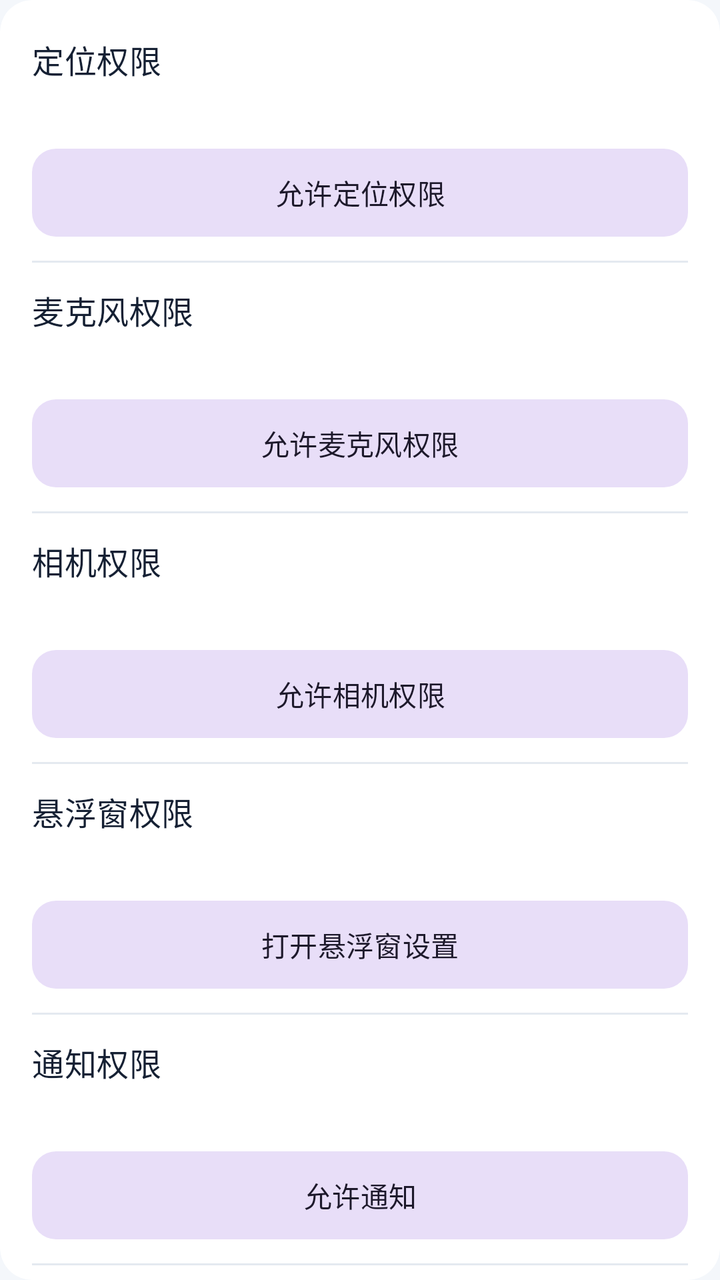
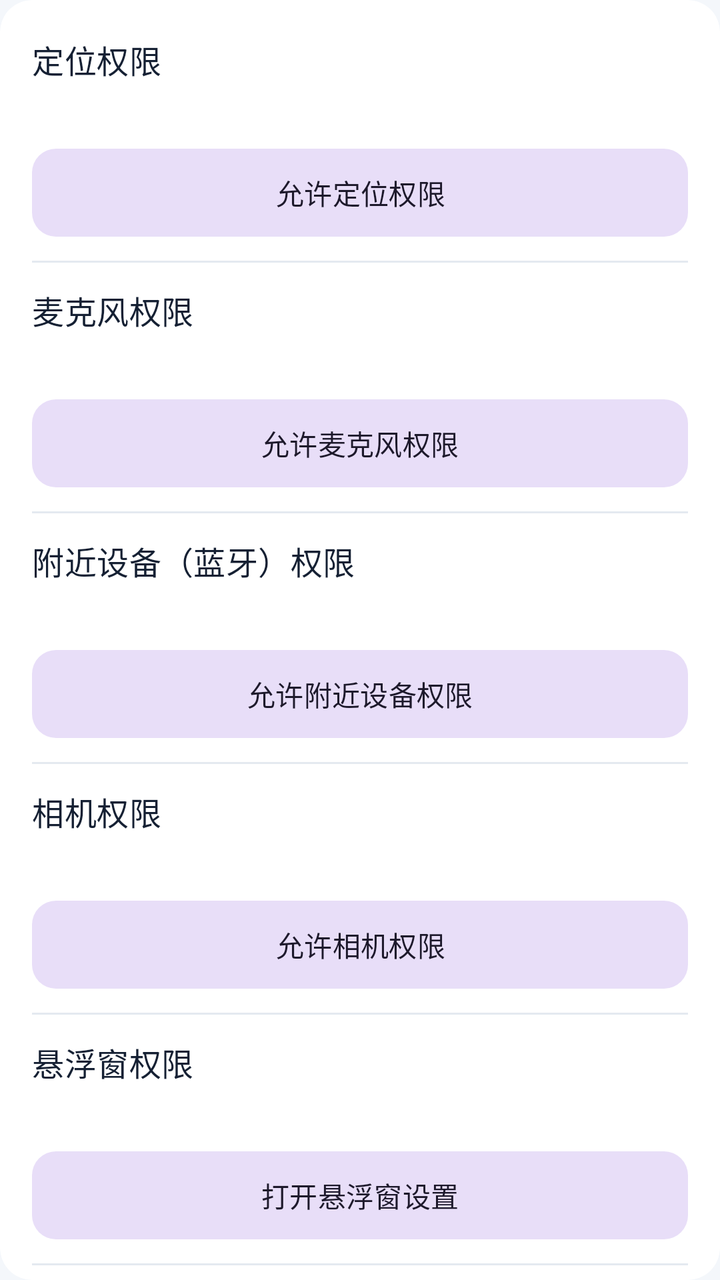

Screens rendered from an Android XML layout before and after an edit, with the pre-edit source and the edit as a unified diff.
<!-- AndroidManifest.xml: application theme Theme.CarSpeed -->
<!-- res/layout/include_status_row.xml -->
<?xml version="1.0" encoding="utf-8"?>
<com.google.android.material.card.MaterialCardView xmlns:android="http://schemas.android.com/apk/res/android"
    style="@style/Widget.CarSpeed.Card"
    android:layout_width="match_parent"
    android:layout_height="wrap_content"
    android:layout_marginTop="14dp">

    <LinearLayout
        android:layout_width="match_parent"
        android:layout_height="wrap_content"
        android:orientation="vertical"
        android:paddingTop="6dp"
        android:paddingBottom="6dp">

        <LinearLayout
            android:layout_width="match_parent"
            android:layout_height="wrap_content"
            android:orientation="vertical"
            android:paddingStart="16dp"
            android:paddingTop="12dp"
            android:paddingEnd="16dp"
            android:paddingBottom="12dp">

            <TextView
                android:layout_width="match_parent"
                android:layout_height="wrap_content"
                android:text="@string/status_location_title"
                android:textAppearance="@style/TextAppearance.CarSpeed.SectionTitle" />

            <TextView
                android:id="@+id/tvLocationStatus"
                android:layout_width="match_parent"
                android:layout_height="wrap_content"
                android:layout_marginTop="4dp"
                android:textAppearance="@style/TextAppearance.CarSpeed.Body" />

            <com.google.android.material.button.MaterialButton
                android:id="@+id/btnLocation"
                style="@style/Widget.CarSpeed.Button.Tonal"
                android:layout_width="match_parent"
                android:layout_height="wrap_content"
                android:layout_marginTop="10dp"
                android:text="@string/status_location_action" />
        </LinearLayout>

        <View
            android:layout_width="match_parent"
            android:layout_height="1dp"
            android:layout_marginStart="16dp"
            android:layout_marginEnd="16dp"
            android:background="@color/divider_soft" />

        <LinearLayout
            android:layout_width="match_parent"
            android:layout_height="wrap_content"
            android:orientation="vertical"
            android:paddingStart="16dp"
            android:paddingTop="12dp"
            android:paddingEnd="16dp"
            android:paddingBottom="12dp">

            <TextView
                android:layout_width="match_parent"
                android:layout_height="wrap_content"
                android:text="@string/status_microphone_title"
                android:textAppearance="@style/TextAppearance.CarSpeed.SectionTitle" />

            <TextView
                android:id="@+id/tvMicrophoneStatus"
                android:layout_width="match_parent"
                android:layout_height="wrap_content"
                android:layout_marginTop="4dp"
                android:textAppearance="@style/TextAppearance.CarSpeed.Body" />

            <com.google.android.material.button.MaterialButton
                android:id="@+id/btnMicrophone"
                style="@style/Widget.CarSpeed.Button.Tonal"
                android:layout_width="match_parent"
                android:layout_height="wrap_content"
                android:layout_marginTop="10dp"
                android:text="@string/status_microphone_action" />
        </LinearLayout>

        <View
            android:layout_width="match_parent"
            android:layout_height="1dp"
            android:layout_marginStart="16dp"
            android:layout_marginEnd="16dp"
            android:background="@color/divider_soft" />

        <LinearLayout
            android:layout_width="match_parent"
            android:layout_height="wrap_content"
            android:orientation="vertical"
            android:paddingStart="16dp"
            android:paddingTop="12dp"
            android:paddingEnd="16dp"
            android:paddingBottom="12dp">

            <TextView
                android:layout_width="match_parent"
                android:layout_height="wrap_content"
                android:text="@string/status_camera_title"
                android:textAppearance="@style/TextAppearance.CarSpeed.SectionTitle" />

            <TextView
                android:id="@+id/tvCameraStatus"
                android:layout_width="match_parent"
                android:layout_height="wrap_content"
                android:layout_marginTop="4dp"
                android:textAppearance="@style/TextAppearance.CarSpeed.Body" />

            <com.google.android.material.button.MaterialButton
                android:id="@+id/btnCamera"
                style="@style/Widget.CarSpeed.Button.Tonal"
                android:layout_width="match_parent"
                android:layout_height="wrap_content"
                android:layout_marginTop="10dp"
                android:text="@string/status_camera_action" />
        </LinearLayout>

        <View
            android:layout_width="match_parent"
            android:layout_height="1dp"
            android:layout_marginStart="16dp"
            android:layout_marginEnd="16dp"
            android:background="@color/divider_soft" />

        <LinearLayout
            android:layout_width="match_parent"
            android:layout_height="wrap_content"
            android:orientation="vertical"
            android:paddingStart="16dp"
            android:paddingTop="12dp"
            android:paddingEnd="16dp"
            android:paddingBottom="12dp">

            <TextView
                android:layout_width="match_parent"
                android:layout_height="wrap_content"
                android:text="@string/status_overlay_title"
                android:textAppearance="@style/TextAppearance.CarSpeed.SectionTitle" />

            <TextView
                android:id="@+id/tvOverlayStatus"
                android:layout_width="match_parent"
                android:layout_height="wrap_content"
                android:layout_marginTop="4dp"
                android:textAppearance="@style/TextAppearance.CarSpeed.Body" />

            <com.google.android.material.button.MaterialButton
                android:id="@+id/btnOverlay"
                style="@style/Widget.CarSpeed.Button.Tonal"
                android:layout_width="match_parent"
                android:layout_height="wrap_content"
                android:layout_marginTop="10dp"
                android:text="@string/status_overlay_action" />
        </LinearLayout>

        <View
            android:layout_width="match_parent"
            android:layout_height="1dp"
            android:layout_marginStart="16dp"
            android:layout_marginEnd="16dp"
            android:background="@color/divider_soft" />

        <LinearLayout
            android:layout_width="match_parent"
            android:layout_height="wrap_content"
            android:orientation="vertical"
            android:paddingStart="16dp"
            android:paddingTop="12dp"
            android:paddingEnd="16dp"
            android:paddingBottom="12dp">

            <TextView
                android:layout_width="match_parent"
                android:layout_height="wrap_content"
                android:text="@string/status_notification_title"
                android:textAppearance="@style/TextAppearance.CarSpeed.SectionTitle" />

            <TextView
                android:id="@+id/tvNotificationStatus"
                android:layout_width="match_parent"
                android:layout_height="wrap_content"
                android:layout_marginTop="4dp"
                android:textAppearance="@style/TextAppearance.CarSpeed.Body" />

            <com.google.android.material.button.MaterialButton
                android:id="@+id/btnNotification"
                style="@style/Widget.CarSpeed.Button.Tonal"
                android:layout_width="match_parent"
                android:layout_height="wrap_content"
                android:layout_marginTop="10dp"
                android:text="@string/status_notification_action" />
        </LinearLayout>

        <View
            android:layout_width="match_parent"
            android:layout_height="1dp"
            android:layout_marginStart="16dp"
            android:layout_marginEnd="16dp"
            android:background="@color/divider_soft" />

        <LinearLayout
            android:layout_width="match_parent"
            android:layout_height="wrap_content"
            android:orientation="vertical"
            android:paddingStart="16dp"
            android:paddingTop="12dp"
            android:paddingEnd="16dp"
            android:paddingBottom="12dp">

            <TextView
                android:layout_width="match_parent"
                android:layout_height="wrap_content"
                android:text="@string/status_gps_title"
                android:textAppearance="@style/TextAppearance.CarSpeed.SectionTitle" />

            <TextView
                android:id="@+id/tvGpsStatus"
                android:layout_width="match_parent"
                android:layout_height="wrap_content"
                android:layout_marginTop="4dp"
                android:textAppearance="@style/TextAppearance.CarSpeed.Body" />

            <com.google.android.material.button.MaterialButton
                android:id="@+id/btnGps"
                style="@style/Widget.CarSpeed.Button.Tonal"
                android:layout_width="match_parent"
                android:layout_height="wrap_content"
                android:layout_marginTop="10dp"
                android:text="@string/status_gps_action" />
        </LinearLayout>

        <View
            android:layout_width="match_parent"
            android:layout_height="1dp"
            android:layout_marginStart="16dp"
            android:layout_marginEnd="16dp"
            android:background="@color/divider_soft" />

        <LinearLayout
            android:layout_width="match_parent"
            android:layout_height="wrap_content"
            android:orientation="vertical"
            android:paddingStart="16dp"
            android:paddingTop="12dp"
            android:paddingEnd="16dp"
            android:paddingBottom="12dp">

            <TextView
                android:layout_width="match_parent"
                android:layout_height="wrap_content"
                android:text="@string/status_battery_title"
                android:textAppearance="@style/TextAppearance.CarSpeed.SectionTitle" />

            <TextView
                android:id="@+id/tvBatteryStatus"
                android:layout_width="match_parent"
                android:layout_height="wrap_content"
                android:layout_marginTop="4dp"
                android:textAppearance="@style/TextAppearance.CarSpeed.Body" />

            <com.google.android.material.button.MaterialButton
                android:id="@+id/btnBattery"
                style="@style/Widget.CarSpeed.Button.Tonal"
                android:layout_width="match_parent"
                android:layout_height="wrap_content"
                android:layout_marginTop="10dp"
                android:text="@string/status_battery_action" />
        </LinearLayout>
    </LinearLayout>
</com.google.android.material.card.MaterialCardView>
<!-- resources referenced by this layout -->
<resources>
  <color name="divider_soft">#E4E9F0</color>
  <string name="status_battery_action">允许后台运行</string>
  <string name="status_battery_title">电池优化</string>
  <string name="status_camera_action">允许相机权限</string>
  <string name="status_camera_title">相机权限</string>
  <string name="status_gps_action">打开定位设置</string>
  <string name="status_gps_title">GPS 开关</string>
  <string name="status_location_action">允许定位权限</string>
  <string name="status_location_title">定位权限</string>
  <string name="status_microphone_action">允许麦克风权限</string>
  <string name="status_microphone_title">麦克风权限</string>
  <string name="status_notification_action">允许通知</string>
  <string name="status_notification_title">通知权限</string>
  <string name="status_overlay_action">打开悬浮窗设置</string>
  <string name="status_overlay_title">悬浮窗权限</string>
  <style name="TextAppearance.CarSpeed.Body" parent="TextAppearance.Material3.BodyMedium">
          <item name="android:textColor">@color/text_secondary</item>
      </style>
  <style name="TextAppearance.CarSpeed.SectionTitle" parent="TextAppearance.Material3.TitleMedium">
          <item name="android:textColor">@color/text_primary</item>
      </style>
  <style name="Widget.CarSpeed.Button.Tonal" parent="Widget.Material3.Button.TonalButton">
          <item name="cornerRadius">12dp</item>
          <item name="android:minHeight">44dp</item>
          <item name="android:insetTop">0dp</item>
          <item name="android:insetBottom">0dp</item>
      </style>
  <style name="Widget.CarSpeed.Card" parent="Widget.Material3.CardView.Elevated">
          <item name="cardBackgroundColor">@color/surface_primary</item>
          <item name="strokeWidth">0dp</item>
          <item name="cardCornerRadius">16dp</item>
          <item name="cardElevation">0dp</item>
      </style>
  <color name="text_secondary">#5C6C84</color>
  <color name="text_primary">#152033</color>
  <color name="surface_primary">#FFFFFF</color>
  <color name="brand_blue">#2E6BFF</color>
  <color name="brand_teal">#1FB8A6</color>
  <color name="brand_sand">#F4F7FB</color>
  <style name="Widget.CarSpeed.Button" parent="Widget.Material3.Button">
          <item name="cornerRadius">12dp</item>
          <item name="android:minHeight">48dp</item>
          <item name="android:insetTop">0dp</item>
          <item name="android:insetBottom">0dp</item>
      </style>
  <style name="Widget.CarSpeed.SeekBar" parent="Widget.AppCompat.SeekBar">
          <item name="android:progressTint">@color/brand_blue</item>
          <item name="android:thumbTint">@color/brand_blue</item>
          <item name="android:progressBackgroundTint">@color/divider_soft</item>
          <item name="android:minHeight">48dp</item>
      </style>
  <style name="Widget.CarSpeed.Spinner" parent="Widget.AppCompat.Spinner">
          <item name="android:background">@drawable/bg_spinner</item>
          <item name="android:popupBackground">@color/surface_primary</item>
          <item name="android:minHeight">48dp</item>
          <item name="android:paddingStart">4dp</item>
          <item name="android:paddingEnd">4dp</item>
      </style>
  <style name="Widget.CarSpeed.ProgressBar" parent="Widget.AppCompat.ProgressBar.Horizontal">
          <item name="android:progressTint">@color/brand_blue</item>
          <item name="android:progressBackgroundTint">@color/divider_soft</item>
          <item name="android:minHeight">4dp</item>
      </style>
  <color name="surface_secondary">#EAF0F8</color>
  <!-- drawable ic_spinner_arrow (drawable) -->
  <?xml version="1.0" encoding="utf-8"?>
  <vector xmlns:android="http://schemas.android.com/apk/res/android"
      android:width="20dp"
      android:height="20dp"
      android:viewportWidth="24"
      android:viewportHeight="24">
      <path
          android:fillColor="@color/text_secondary"
          android:pathData="M7,10l5,5 5,-5z" />
  </vector>
  <!-- unchanged entries left out for length: 3 -->
</resources>

<!-- the commit's change to res/layout/include_status_row.xml (unified diff, before → after) -->
@@ -81,6 +81,51 @@
                 android:text="@string/status_microphone_action" />
         </LinearLayout>
 
+        <LinearLayout
+            android:id="@+id/rowBluetooth"
+            android:layout_width="match_parent"
+            android:layout_height="wrap_content"
+            android:orientation="vertical">
+
+            <View
+                android:layout_width="match_parent"
+                android:layout_height="1dp"
+                android:layout_marginStart="16dp"
+                android:layout_marginEnd="16dp"
+                android:background="@color/divider_soft" />
+
+            <LinearLayout
+                android:layout_width="match_parent"
+                android:layout_height="wrap_content"
+                android:orientation="vertical"
+                android:paddingStart="16dp"
+                android:paddingTop="12dp"
+                android:paddingEnd="16dp"
+                android:paddingBottom="12dp">
+
+                <TextView
+                    android:layout_width="match_parent"
+                    android:layout_height="wrap_content"
+                    android:text="@string/status_bluetooth_title"
+                    android:textAppearance="@style/TextAppearance.CarSpeed.SectionTitle" />
+
+                <TextView
+                    android:id="@+id/tvBluetoothStatus"
+                    android:layout_width="match_parent"
+                    android:layout_height="wrap_content"
+                    android:layout_marginTop="4dp"
+                    android:textAppearance="@style/TextAppearance.CarSpeed.Body" />
+
+                <com.google.android.material.button.MaterialButton
+                    android:id="@+id/btnBluetooth"
+                    style="@style/Widget.CarSpeed.Button.Tonal"
+                    android:layout_width="match_parent"
+                    android:layout_height="wrap_content"
+                    android:layout_marginTop="10dp"
+                    android:text="@string/status_bluetooth_action" />
+            </LinearLayout>
+        </LinearLayout>
+
         <View
             android:layout_width="match_parent"
             android:layout_height="1dp"
<!-- resource entries referenced after the edit -->
@@ -3,6 +3,8 @@
   <color name="divider_soft">#E4E9F0</color>
   <string name="status_battery_action">允许后台运行</string>
   <string name="status_battery_title">电池优化</string>
+  <string name="status_bluetooth_action">允许附近设备权限</string>
+  <string name="status_bluetooth_title">附近设备（蓝牙）权限</string>
   <string name="status_camera_action">允许相机权限</string>
   <string name="status_camera_title">相机权限</string>
   <string name="status_gps_action">打开定位设置</string>
